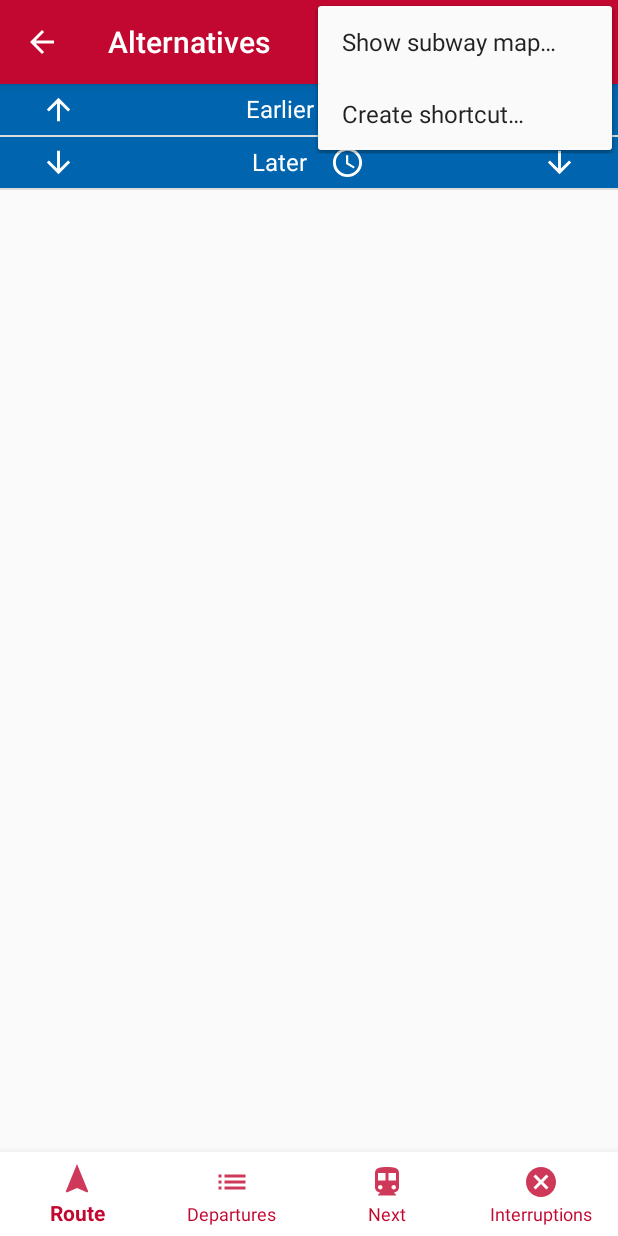
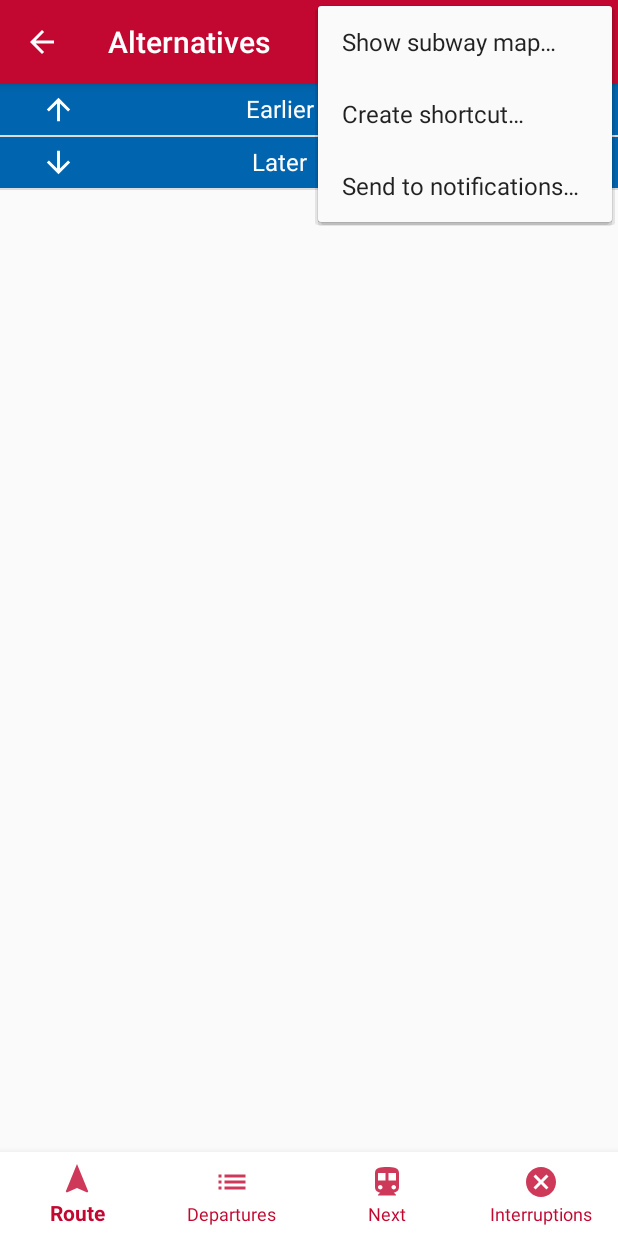
Before and after one commit to flodt/whats-my-next-mvg, an Android app: the RoutingAlternativesActivity screen opened directly, with no data from a screen before it, with the options menu open, on a phone screen of 412 x 824 dp. Run offline under Robolectric (Android 15) with nearby library versions, the phone set to English and light mode, and no system bars; 5 statements that could not run were skipped.

Commit message:
add ability to pin notification for itinerary

```diff
--- /dev/null
+++ b/app/src/main/java/de/schmidt/util/managers/NotificationManager.java
@@ -0,0 +1,109 @@
+package de.schmidt.util.managers;
+
+import android.annotation.SuppressLint;
+import android.app.NotificationChannel;
+import android.app.PendingIntent;
+import android.content.Context;
+import android.content.Intent;
+import android.os.Build;
+import androidx.core.app.NotificationCompat;
+import androidx.core.app.NotificationManagerCompat;
+import de.schmidt.mvg.route.RouteConnection;
+import de.schmidt.mvg.route.RouteConnectionPart;
+import de.schmidt.mvg.route.RouteOptions;
+import de.schmidt.util.DrawableUtils;
+import de.schmidt.whatsnext.R;
+import de.schmidt.whatsnext.activities.RoutingAlternativesActivity;
+import de.schmidt.whatsnext.activities.RoutingItineraryDisplayActivity;
+
+import java.text.SimpleDateFormat;
+import java.util.Objects;
+
+public class NotificationManager {
+	public static final String CHANNEL_ID = "WHATSMYNEXT_ITINERARY";
+	private static NotificationManager instance = new NotificationManager();
+
+	private NotificationManager() {
+	}
+
+	public static NotificationManager getInstance() {
+		return instance;
+	}
+
+	/**
+	 * Initializes the notification channel (> 8.0).
+	 * @param context application context
+	 */
+	public void createNotificationChannel(Context context) {
+		//see documentation: create notification channel above 8.0
+		if (Build.VERSION.SDK_INT >= Build.VERSION_CODES.O) {
+			CharSequence name = context.getString(R.string.channel_name);
+			String description = context.getString(R.string.channel_description);
+			int importance = android.app.NotificationManager.IMPORTANCE_HIGH;
+			NotificationChannel channel = new NotificationChannel(CHANNEL_ID, name, importance);
+			channel.setDescription(description);
+			// Register the channel with the system; you can't change the importance
+			// or other notification behaviors after this
+			android.app.NotificationManager notificationManager = context.getSystemService(android.app.NotificationManager.class);
+			Objects.requireNonNull(notificationManager).createNotificationChannel(channel);
+		}
+	}
+
+	/**
+	 * Send the itinerary to notifications.
+	 * @param connection the route connection in question
+	 * @param context context of the call
+	 */
+	public void sendItinerary(RouteConnection connection, Context context) {
+		//create intent with saved route connection
+		Intent launchIntent = new Intent(context, RoutingItineraryDisplayActivity.class);
+		launchIntent.putExtra(context.getResources().getString(R.string.key_itinerary), connection);
+		PendingIntent pendingIntent = PendingIntent.getActivity(context, 0, launchIntent, 0);
+
+		//formatting the info
+		@SuppressLint("SimpleDateFormat")
+		SimpleDateFormat dateFormat = new SimpleDateFormat("HH:mm");
+		final RouteConnectionPart firstPart = connection.getConnectionParts().get(0);
+		final String title = connection.getFrom().getName() + " - " + connection.getTo().getName();
+		final String content = dateFormat.format(connection.getDepartureTime())
+				+ " via " + firstPart.getLine() + " ▸ " + firstPart.getDirection()
+				+ " (" + firstPart.getDeparturePlatform() + ")";
+		final int color = connection.getFirstColor();
+		final int notificationID = (int) connection.getDepartureTime().getTime();
+
+		//fire notification
+		fireNotification(context, pendingIntent, title, content, color, notificationID);
+	}
+
+	public void sendAlternatives(RouteOptions options, Context context, String fromTo, int color) {
+		//create intent
+		Intent launchIntent = new Intent(context.getApplicationContext(), RoutingAlternativesActivity.class);
+		launchIntent.putExtra(context.getString(R.string.key_route_options_from_shortcut), options.getParameterString());
+		launchIntent.setAction(Intent.ACTION_MAIN);
+		PendingIntent pendingIntent = PendingIntent.getActivity(context, 0, launchIntent, 0);
+
+		//content setup
+		final int notificationID = options.hashCode();
+		final String content = context.getResources().getString(R.string.tap_to_view_details);
+
+		//fire notification
+		fireNotification(context, pendingIntent, fromTo, content, color, notificationID);
+	}
+
+	private void fireNotification(Context context, PendingIntent pendingIntent, String title, String content, int color, int notificationID) {
+		//send the notification
+		NotificationCompat.Builder builder = new NotificationCompat.Builder(context, CHANNEL_ID)
+				.setSmallIcon(R.drawable.ic_dark_train)
+				.setLargeIcon(DrawableUtils.generateBitmap(context, R.mipmap.ic_launcher_round))
+				.setColor(color)
+				.setContentTitle(title)
+				.setContentText(content)
+				.setPriority(NotificationCompat.PRIORITY_HIGH)
+				.setContentIntent(pendingIntent)
+				.setAutoCancel(false);
+
+		//fire notification
+		NotificationManagerCompat manager = NotificationManagerCompat.from(context);
+		manager.notify(notificationID, builder.build());
+	}
+}
--- a/app/src/main/java/de/schmidt/whatsnext/base/ActionBarBaseActivity.java
+++ b/app/src/main/java/de/schmidt/whatsnext/base/ActionBarBaseActivity.java
@@ -1,11 +1,14 @@
 package de.schmidt.whatsnext.base;
 
+import android.os.Bundle;
 import android.view.Menu;
 import android.view.MenuItem;
 import androidx.annotation.NonNull;
+import androidx.annotation.Nullable;
 import androidx.appcompat.app.AppCompatActivity;
 import com.google.android.material.bottomnavigation.BottomNavigationView;
 import de.schmidt.util.managers.MenuManager;
+import de.schmidt.util.managers.NotificationManager;
 
 public abstract class ActionBarBaseActivity extends AppCompatActivity implements Cacheable {
 	@Override
@@ -21,6 +24,12 @@ public abstract class ActionBarBaseActivity extends AppCompatActivity implements
 	}
 
 	@Override
+	protected void onCreate(@Nullable Bundle savedInstanceState) {
+		super.onCreate(savedInstanceState);
+		NotificationManager.getInstance().createNotificationChannel(getApplicationContext());
+	}
+
+	@Override
 	protected void onResume() {
 		super.onResume();
 		getNavBar().setSelectedItemId(getNavButtonItemId());
--- /dev/null
+++ b/app/src/main/java/de/schmidt/whatsnext/base/Notifyable.java
@@ -0,0 +1,5 @@
+package de.schmidt.whatsnext.base;
+
+public interface Notifyable {
+	void sendToNotifcations();
+}
--- /dev/null
+++ b/app/src/main/res/drawable-anydpi/ic_notify.xml
@@ -0,0 +1,11 @@
+<vector xmlns:android="http://schemas.android.com/apk/res/android"
+    android:width="24dp"
+    android:height="24dp"
+    android:viewportWidth="24"
+    android:viewportHeight="24"
+    android:tint="#FFFFFF"
+    android:alpha="0.8">
+    <path
+        android:fillColor="#FF000000"
+        android:pathData="M7.58,4.08L6.15,2.65C3.75,4.48 2.17,7.3 2.03,10.5h2c0.15,-2.65 1.51,-4.97 3.55,-6.42zM19.97,10.5h2c-0.15,-3.2 -1.73,-6.02 -4.12,-7.85l-1.42,1.43c2.02,1.45 3.39,3.77 3.54,6.42zM18,11c0,-3.07 -1.64,-5.64 -4.5,-6.32L13.5,4c0,-0.83 -0.67,-1.5 -1.5,-1.5s-1.5,0.67 -1.5,1.5v0.68C7.63,5.36 6,7.92 6,11v5l-2,2v1h16v-1l-2,-2v-5zM12,22c0.14,0 0.27,-0.01 0.4,-0.04 0.65,-0.14 1.18,-0.58 1.44,-1.18 0.1,-0.24 0.15,-0.5 0.15,-0.78h-4c0.01,1.1 0.9,2 2.01,2z"/>
+</vector>
--- a/app/src/main/res/menu/app_menu.xml
+++ b/app/src/main/res/menu/app_menu.xml
@@ -24,4 +24,10 @@
             app:showAsAction="never"
             android:icon="@drawable/ic_create_shortcut"
     />
+    <item
+            android:id="@+id/send_notification_button"
+            android:title="@string/send_notification"
+            app:showAsAction="never"
+            android:icon="@drawable/ic_notify"
+    />
 </menu>
--- a/app/src/main/res/values/strings.xml
+++ b/app/src/main/res/values/strings.xml
@@ -144,4 +144,10 @@
     <string name="key_route_options_from_shortcut" translatable="false">ROUTE_OPTIONS_SHORTCUT</string>
     <string name="show_subway_map">Show subway map…</string>
     <string name="network_map_title">Subway map</string>
+    <string name="channel_name" translatable="false">What\'s My Next</string>
+    <string name="channel_description">Itinerary notifications for trips</string>
+    <string name="send_notification">Send to notifications…</string>
+    <string name="send_notification_error">Cannot send this to notifications.</string>
+    <string name="no_connection">No connections found</string>
+    <string name="tap_to_view_details">Tap to view alternatives</string>
 </resources>
```
Also changed, not shown: app/src/main/java/de/schmidt/util/DrawableUtils.java (added, +21 -0 lines), app/src/main/java/de/schmidt/util/managers/MenuManager.java (+12 -0 lines), app/src/main/java/de/schmidt/whatsnext/activities/RoutingAlternativesActivity.java (+31 -1 lines), app/src/main/java/de/schmidt/whatsnext/activities/RoutingItineraryDisplayActivity.java (+8 -1 lines), app/src/main/res/drawable-hdpi/ic_notify.png (added), app/src/main/res/drawable-mdpi/ic_notify.png (added), app/src/main/res/drawable-xhdpi/ic_notify.png (added), app/src/main/res/drawable-xxhdpi/ic_notify.png (added), 1 other file.
